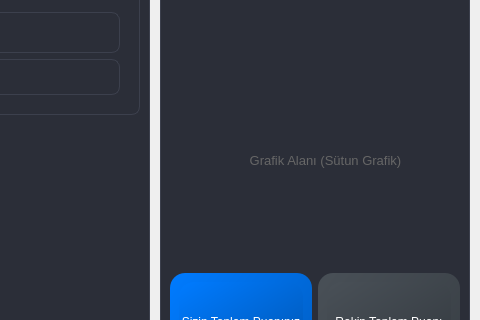
This is Widgets/Karsilastirma/karsilastirmawidget.ui in pSado14/Techbench_ as Qt 5 draws it before an edit; both pictures show x 540 to 1020 and y 124 to 444 of the 1020 by 620 pixel window. The edited form follows.
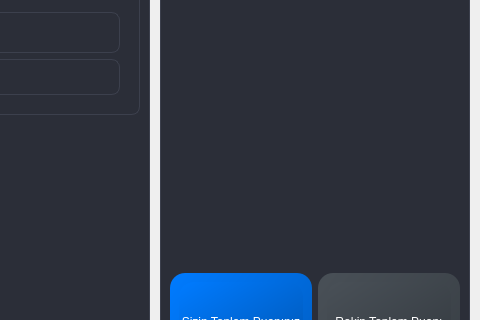
This is the edited form. Icons and pictures are not drawn.

Commit message: ui dosyasındaki gereksiz dosylara silindi

```diff
--- a/Widgets/Karsilastirma/karsilastirmawidget.ui
+++ b/Widgets/Karsilastirma/karsilastirmawidget.ui
@@ -256,25 +256,7 @@
       <property name="styleSheet">
        <string notr="true">background-color: transparent;</string>
       </property>
-      <widget class="QLabel" name="placeholder_detayli_grafik">
-       <property name="geometry">
-        <rect>
-         <x>10</x>
-         <y>10</y>
-         <width>291</width>
-         <height>131</height>
-        </rect>
-       </property>
-       <property name="styleSheet">
-        <string notr="true">color: #666; font-size: 10pt;</string>
-       </property>
-       <property name="text">
-        <string>Grafik Alanı (Sütun Grafik)</string>
-       </property>
-       <property name="alignment">
-        <set>Qt::AlignmentFlag::AlignCenter</set>
-       </property>
-      </widget>
+
      </widget>
     </item>
 
```
The commit also changes 6 other files.
